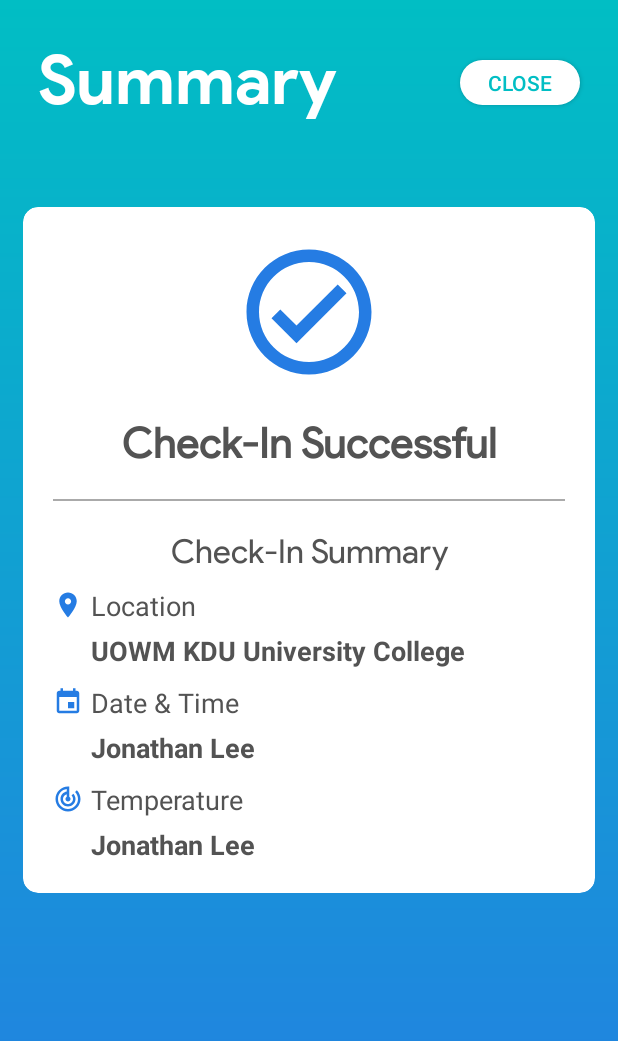
After one commit to jonathanlee06/WellSafe, an Android app: the layout activity_checkin_summary.xml on its own in the app's theme, with its tools: preview values and no code run, on a phone screen of 412 x 824 dp. The commit adds this screen. Shown: the top 1041 px of the screen. Run offline under Robolectric (Android 15) with nearby library versions, the phone set to English and light mode, and no system bars; network calls fail.

Commit message:
Check in with summary

```diff
--- a/app/src/main/java/com/example/wellsafe/ui/checkin/HistoryAdapter.java
+++ b/app/src/main/java/com/example/wellsafe/ui/checkin/HistoryAdapter.java
@@ -67,6 +67,7 @@ public class HistoryAdapter extends RecyclerView.Adapter<HistoryAdapter.HistoryV
         String dateTime = date + " " + time;
         holder.location.setText(history.getLocation());
         holder.dateTime.setText(dateTime);
+        holder.temperature.setText(history.getTemperature());
 
     }
 
--- /dev/null
+++ b/app/src/main/res/drawable/button_white.xml
@@ -0,0 +1,12 @@
+<?xml version="1.0" encoding="utf-8"?>
+<shape xmlns:android="http://schemas.android.com/apk/res/android">
+    <!-- <gradient
+
+        android:endColor="#01BEC4"
+        android:startColor="#257CE3"
+        android:angle="45"/> -->
+    <solid android:color="#FFFFFF" />
+
+    <corners android:radius="30dp" />
+
+</shape>
--- /dev/null
+++ b/app/src/main/res/drawable/ic_baseline_close_white_24.xml
@@ -0,0 +1,5 @@
+<vector android:height="45dp" android:tint="#FFFFFF"
+    android:viewportHeight="24" android:viewportWidth="24"
+    android:width="45dp" xmlns:android="http://schemas.android.com/apk/res/android">
+    <path android:fillColor="@android:color/white" android:pathData="M19,6.41L17.59,5 12,10.59 6.41,5 5,6.41 10.59,12 5,17.59 6.41,19 12,13.41 17.59,19 19,17.59 13.41,12z"/>
+</vector>
--- /dev/null
+++ b/app/src/main/res/drawable/ic_baseline_event_24.xml
@@ -0,0 +1,5 @@
+<vector android:height="20dp" android:tint="@color/colorMain"
+    android:viewportHeight="24" android:viewportWidth="24"
+    android:width="20dp" xmlns:android="http://schemas.android.com/apk/res/android">
+    <path android:fillColor="@android:color/white" android:pathData="M17,12h-5v5h5v-5zM16,1v2L8,3L8,1L6,1v2L5,3c-1.11,0 -1.99,0.9 -1.99,2L3,19c0,1.1 0.89,2 2,2h14c1.1,0 2,-0.9 2,-2L21,5c0,-1.1 -0.9,-2 -2,-2h-1L18,1h-2zM19,19L5,19L5,8h14v11z"/>
+</vector>
--- /dev/null
+++ b/app/src/main/res/drawable/ic_baseline_location_on_24.xml
@@ -0,0 +1,5 @@
+<vector android:height="20dp" android:tint="@color/colorMain"
+    android:viewportHeight="24" android:viewportWidth="24"
+    android:width="20dp" xmlns:android="http://schemas.android.com/apk/res/android">
+    <path android:fillColor="@android:color/white" android:pathData="M12,2C8.13,2 5,5.13 5,9c0,5.25 7,13 7,13s7,-7.75 7,-13c0,-3.87 -3.13,-7 -7,-7zM12,11.5c-1.38,0 -2.5,-1.12 -2.5,-2.5s1.12,-2.5 2.5,-2.5 2.5,1.12 2.5,2.5 -1.12,2.5 -2.5,2.5z"/>
+</vector>
--- /dev/null
+++ b/app/src/main/res/drawable/ic_baseline_track_changes_24.xml
@@ -0,0 +1,5 @@
+<vector android:height="20dp" android:tint="@color/colorMain"
+    android:viewportHeight="24" android:viewportWidth="24"
+    android:width="20dp" xmlns:android="http://schemas.android.com/apk/res/android">
+    <path android:fillColor="@android:color/white" android:pathData="M19.07,4.93l-1.41,1.41C19.1,7.79 20,9.79 20,12c0,4.42 -3.58,8 -8,8s-8,-3.58 -8,-8c0,-4.08 3.05,-7.44 7,-7.93v2.02C8.16,6.57 6,9.03 6,12c0,3.31 2.69,6 6,6s6,-2.69 6,-6c0,-1.66 -0.67,-3.16 -1.76,-4.24l-1.41,1.41C15.55,9.9 16,10.9 16,12c0,2.21 -1.79,4 -4,4s-4,-1.79 -4,-4c0,-1.86 1.28,-3.41 3,-3.86v2.14c-0.6,0.35 -1,0.98 -1,1.72 0,1.1 0.9,2 2,2s2,-0.9 2,-2c0,-0.74 -0.4,-1.38 -1,-1.72V2h-1C6.48,2 2,6.48 2,12s4.48,10 10,10 10,-4.48 10,-10c0,-2.76 -1.12,-5.26 -2.93,-7.07z"/>
+</vector>
--- /dev/null
+++ b/app/src/main/res/drawable/ic_outline_check_circle_24.xml
@@ -0,0 +1,5 @@
+<vector android:height="100dp" android:tint="#257CE3"
+    android:viewportHeight="24" android:viewportWidth="24"
+    android:width="100dp" xmlns:android="http://schemas.android.com/apk/res/android">
+    <path android:fillColor="@android:color/white" android:pathData="M12,2C6.48,2 2,6.48 2,12s4.48,10 10,10 10,-4.48 10,-10S17.52,2 12,2zM12,20c-4.41,0 -8,-3.59 -8,-8s3.59,-8 8,-8 8,3.59 8,8 -3.59,8 -8,8zM16.59,7.58L10,14.17l-2.59,-2.58L6,13l4,4 8,-8z"/>
+</vector>
--- /dev/null
+++ b/app/src/main/res/layout/activity_checkin_summary.xml
@@ -0,0 +1,246 @@
+<?xml version="1.0" encoding="utf-8"?>
+<RelativeLayout xmlns:android="http://schemas.android.com/apk/res/android"
+    xmlns:app="http://schemas.android.com/apk/res-auto"
+    xmlns:tools="http://schemas.android.com/tools"
+    android:layout_width="match_parent"
+    android:layout_height="match_parent"
+    android:orientation="vertical"
+    android:background="@drawable/gradient_back"
+    tools:context=".ui.checkin.CheckInSummary">
+
+    <TextView
+        android:id="@+id/summaryTitle"
+        android:layout_width="wrap_content"
+        android:layout_height="wrap_content"
+        android:layout_margin="5dp"
+        android:layout_marginStart="10dp"
+        android:layout_marginTop="10dp"
+        android:layout_marginEnd="10dp"
+        android:layout_marginBottom="10dp"
+        android:fontFamily="@font/product_sans_bold"
+        android:padding="20dp"
+        android:text="Summary"
+        android:textColor="#fff"
+        android:textSize="45dp" />
+
+    <Button
+        android:id="@+id/summaryClose"
+        android:layout_width="80dp"
+        android:layout_height="30dp"
+        android:layout_alignParentEnd="true"
+        android:layout_marginTop="40dp"
+        android:layout_marginRight="25dp"
+        android:background="@drawable/button_white"
+        android:text="Close"
+        android:textColor="#01BEC4"
+        />
+
+    <androidx.cardview.widget.CardView
+        android:id="@+id/profileCard"
+        android:layout_width="match_parent"
+        android:layout_height="wrap_content"
+        android:layout_below="@id/summaryTitle"
+        android:layout_marginLeft="15dp"
+        android:layout_marginRight="15dp"
+        android:layout_marginBottom="56dp"
+        android:layout_marginTop="30dp"
+        app:cardCornerRadius="10dp"
+        android:elevation="8dp"
+        >
+
+        <RelativeLayout
+            android:layout_width="match_parent"
+            android:layout_height="match_parent"
+            android:layout_marginBottom="20dp"
+            android:orientation="vertical"
+            >
+
+            <ImageView
+                android:id="@+id/checkIcon"
+                android:layout_width="wrap_content"
+                android:layout_height="wrap_content"
+                android:layout_centerHorizontal="true"
+                android:layout_marginTop="20dp"
+                android:src="@drawable/ic_outline_check_circle_24"
+                />
+
+            <TextView
+                android:id="@+id/checkInSuccessTitle"
+                android:layout_width="match_parent"
+                android:layout_height="wrap_content"
+                android:layout_below="@id/checkIcon"
+                android:layout_marginTop="20dp"
+                android:text="Check-In Successful"
+                android:fontFamily="@font/product_sans_regular"
+                android:textAlignment="center"
+                android:textSize="28sp"
+                android:textColor="#535353"
+                android:textStyle="bold"
+                />
+
+            <View
+                android:id="@+id/summaryDivider"
+                android:layout_width="match_parent"
+                android:layout_height="1dp"
+                android:layout_marginTop="20dp"
+                android:layout_marginBottom="20dp"
+                android:layout_marginLeft="20dp"
+                android:layout_marginRight="20dp"
+                android:layout_below="@id/checkInSuccessTitle"
+                android:background="@android:color/darker_gray"/>
+
+            <TextView
+                android:id="@+id/checkInSummaryTitle"
+                android:layout_width="match_parent"
+                android:layout_height="wrap_content"
+                android:layout_below="@id/summaryDivider"
+                android:text="Check-In Summary"
+                android:fontFamily="@font/product_sans_regular"
+                android:textAlignment="center"
+                android:textSize="22sp"
+                android:textColor="#535353"
+                />
+
+            <TextView
+                android:id="@+id/locationLabel"
+                android:layout_width="match_parent"
+                android:layout_height="wrap_content"
+                android:layout_below="@id/checkInSummaryTitle"
+                android:layout_marginTop="10dp"
+                android:layout_marginLeft="20dp"
+                android:drawableLeft="@drawable/ic_baseline_location_on_24"
+                android:drawablePadding="5dp"
+                android:text="Location"
+                android:textSize="18sp"
+                android:textColor="#535353"
+                />
+
+            <TextView
+                android:id="@+id/summaryLocation"
+                android:layout_width="match_parent"
+                android:layout_height="wrap_content"
+                android:layout_below="@id/locationLabel"
+                android:layout_marginTop="5dp"
+                android:layout_marginLeft="45dp"
+                android:text="UOWM KDU University College"
+                android:textSize="18sp"
+                android:textColor="#535353"
+                android:textStyle="bold"
+                />
+
+           <!-- <TextView
+                android:id="@+id/nameLabel"
+                android:layout_width="match_parent"
+                android:layout_height="wrap_content"
+                android:layout_below="@id/summaryLocation"
+                android:layout_marginTop="10dp"
+                android:layout_marginLeft="20dp"
+                android:drawableLeft="@drawable/ic_baseline_person_24"
+                android:drawablePadding="5dp"
+                android:text="Name"
+                android:textSize="15sp"
+                android:textColor="#535353"
+                />
+
+            <TextView
+                android:id="@+id/summaryFullName"
+                android:layout_width="match_parent"
+                android:layout_height="wrap_content"
+                android:layout_below="@id/nameLabel"
+                android:layout_marginTop="5dp"
+                android:layout_marginLeft="45dp"
+                android:text="Jonathan Lee"
+                android:textSize="15sp"
+                android:textColor="#535353"
+                android:textStyle="bold"
+                />
+
+            <TextView
+                android:id="@+id/phoneLabel"
+                android:layout_width="match_parent"
+                android:layout_height="wrap_content"
+                android:layout_below="@id/summaryFullName"
+                android:layout_marginTop="10dp"
+                android:layout_marginLeft="20dp"
+                android:drawableLeft="@drawable/ic_baseline_phone_24"
+                android:drawablePadding="5dp"
+                android:text="Phone Number"
+                android:textSize="15sp"
+                android:textColor="#535353"
+                />
+
+            <TextView
+                android:id="@+id/summaryPhone"
+                android:layout_width="match_parent"
+                android:layout_height="wrap_content"
+                android:layout_below="@id/phoneLabel"
+                android:layout_marginTop="5dp"
+                android:layout_marginLeft="45dp"
+                android:text="+60199461823"
+                android:textSize="15sp"
+                android:textColor="#535353"
+                android:textStyle="bold"
+                />-->
+
+            <TextView
+                android:id="@+id/dateTimeLabel"
+                android:layout_width="match_parent"
+                android:layout_height="wrap_content"
+                android:layout_below="@id/summaryLocation"
+                android:layout_marginTop="10dp"
+                android:layout_marginLeft="20dp"
+                android:drawableLeft="@drawable/ic_baseline_event_24"
+                android:drawablePadding="5dp"
+                android:text="Date &amp; Time"
+                android:textSize="18sp"
+                android:textColor="#535353"
+                />
+
+            <TextView
+                android:id="@+id/summaryDateTime"
+                android:layout_width="match_parent"
+                android:layout_height="wrap_content"
+                android:layout_below="@id/dateTimeLabel"
+                android:layout_marginTop="5dp"
+                android:layout_marginLeft="45dp"
+                android:text="Jonathan Lee"
+                android:textSize="18sp"
+                android:textColor="#535353"
+                android:textStyle="bold"
+                />
+
+            <TextView
+                android:id="@+id/temperatureLabel"
+                android:layout_width="match_parent"
+                android:layout_height="wrap_content"
+                android:layout_below="@id/summaryDateTime"
+                android:layout_marginTop="10dp"
+                android:layout_marginLeft="20dp"
+                android:drawableLeft="@drawable/ic_baseline_track_changes_24"
+                android:drawablePadding="5dp"
+                android:text="Temperature"
+                android:textSize="18sp"
+                android:textColor="#535353"
+                />
+
+            <TextView
+                android:id="@+id/summaryTemperature"
+                android:layout_width="match_parent"
+                android:layout_height="wrap_content"
+                android:layout_below="@id/temperatureLabel"
+                android:layout_marginTop="5dp"
+                android:layout_marginLeft="45dp"
+                android:text="Jonathan Lee"
+                android:textSize="18sp"
+                android:textColor="#535353"
+                android:textStyle="bold"
+                />
+
+
+
+        </RelativeLayout>
+
+    </androidx.cardview.widget.CardView>
+
+
+</RelativeLayout>
--- a/app/src/main/res/values/colors.xml
+++ b/app/src/main/res/values/colors.xml
@@ -3,6 +3,8 @@
     <color name="colorPrimary">#46b3e6</color>
     <color name="colorPrimaryDark">#1B769F</color>
     <color name="colorAccent">#02ABFA</color>
+    <color name="colorMain">#257CE3</color>
+    <color name="colorSub">#01BEC4</color>
 
     <color name="colorLevel1">#2E7D32</color>
     <color name="colorLevel2">#F9A825</color>
```
Also changed, not shown: app/src/main/AndroidManifest.xml (+8 -8 lines), app/src/main/java/com/example/wellsafe/api/FirebaseUtils.java (+22 -0 lines), app/src/main/java/com/example/wellsafe/ui/checkin/CheckInCamera.java (+86 -8 lines), app/src/main/java/com/example/wellsafe/ui/checkin/CheckInData.java (+12 -7 lines), app/src/main/java/com/example/wellsafe/ui/checkin/CheckInHistory.java (+20 -4 lines), app/src/main/java/com/example/wellsafe/ui/checkin/CheckInSummary.java (added, +58 -0 lines), app/src/main/res/layout/activity_checkin_history.xml (+27 -0 lines), app/src/main/res/layout/history_card.xml (+14 -2 lines).
